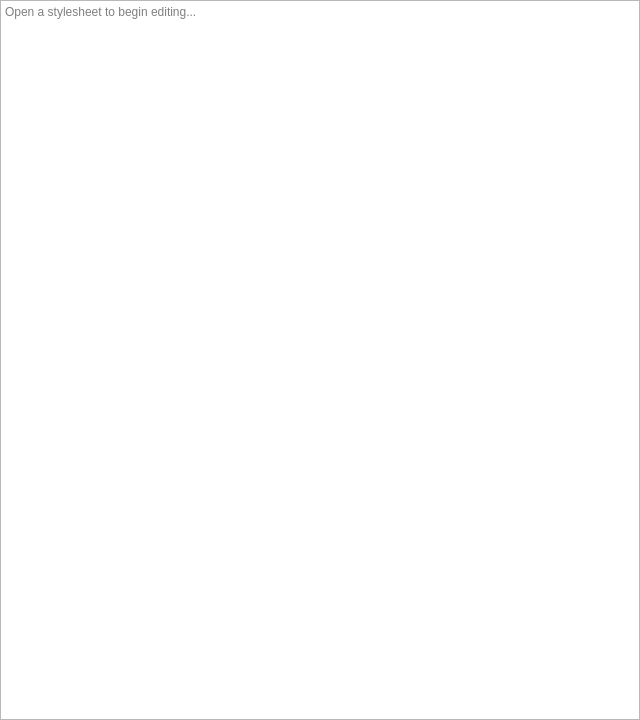
First picture: the form in src/CSSEditor.ui, repository cleonro/QSSLab, before the edit.
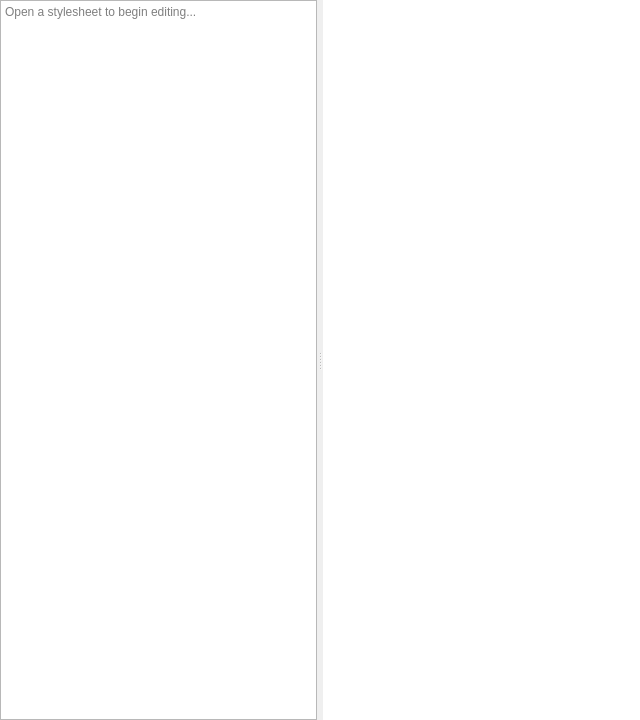
Second picture: the form after the edit.

Diff of the .ui file:
```diff
--- a/src/CSSEditor.ui
+++ b/src/CSSEditor.ui
@@ -30,10 +30,32 @@
     <number>0</number>
    </property>
    <item>
+    <widget class="QSplitter" name="splitter">
+     <property name="orientation">
+      <enum>Qt::Horizontal</enum>
+     </property>
+     <property name="handleWidth">
+      <number>6</number>
+     </property>
     <widget class="QPlainTextEdit" name="cssPlainTextEdit">
      <property name="placeholderText">
       <string>Open a stylesheet to begin editing...</string>
      </property>
+     </widget>
+     <widget class="QGraphicsView" name="styleGraphView">
+      <property name="minimumSize">
+       <size>
+        <width>0</width>
+        <height>220</height>
+       </size>
+      </property>
+      <property name="frameShape">
+       <enum>QFrame::NoFrame</enum>
+      </property>
+      <property name="renderHint">
+       <set>QPainter::Antialiasing</set>
+      </property>
+     </widget>
     </widget>
    </item>
   </layout>
```
Lines whose indentation alone changed are shown as unchanged.
